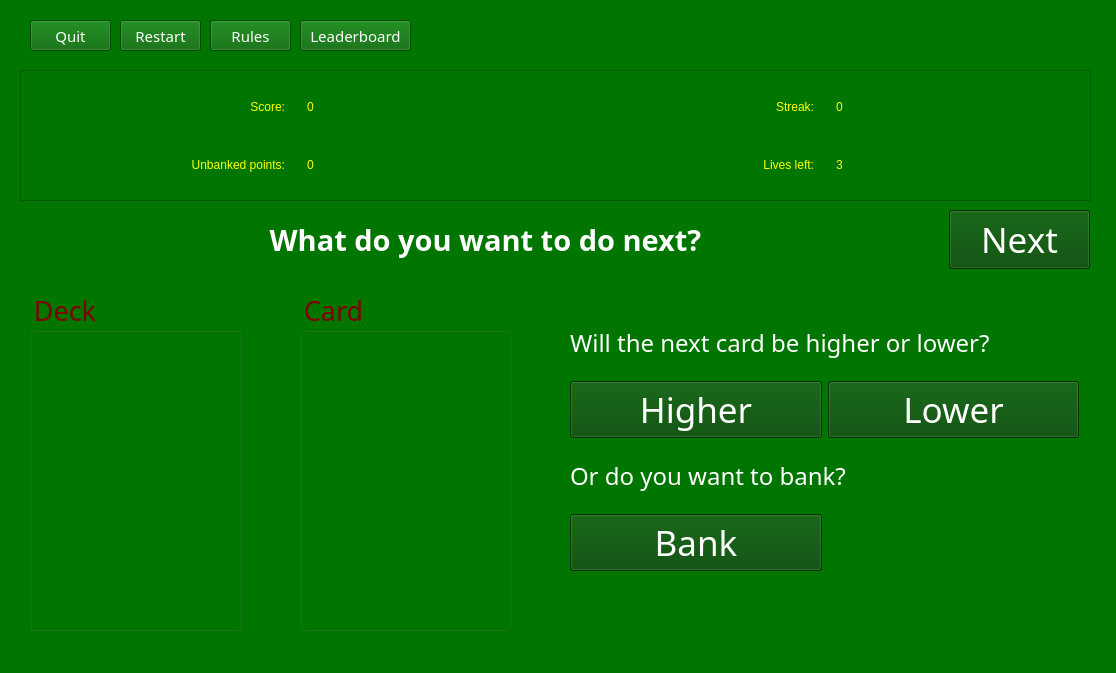
First picture: the form in gui/ui/play_screen.ui, repository jayanpatel789/card-game, before the edit.
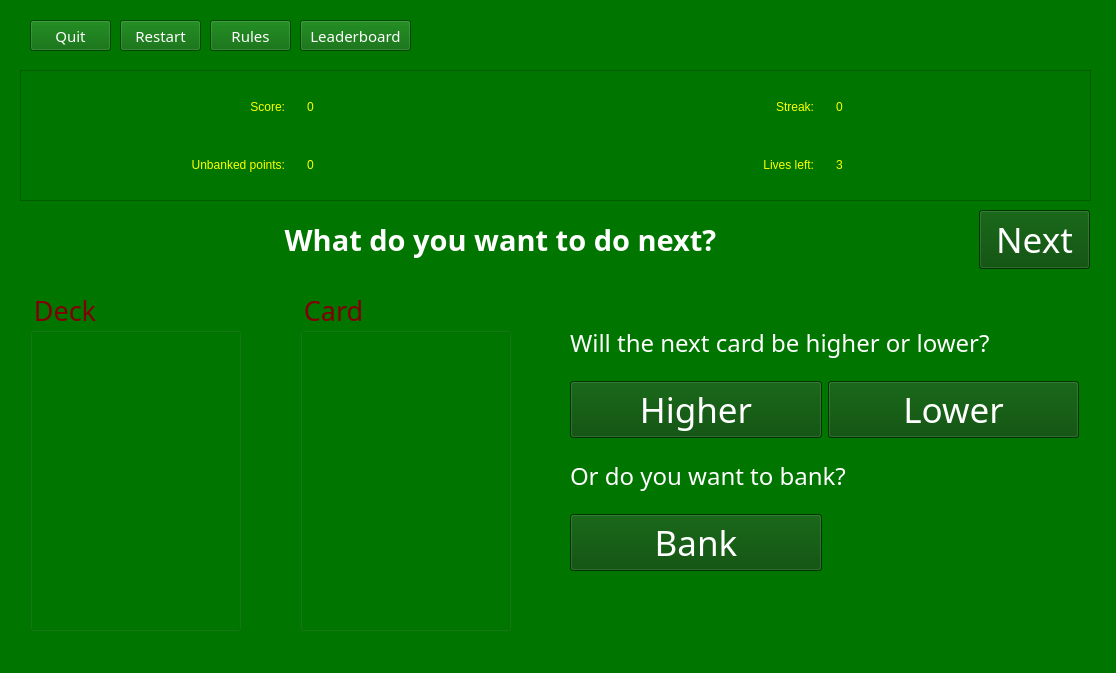
Second picture: the form after the edit. Icons and pictures are not drawn.

Commit message: Message edits and making message box bigger in GUI

Patch:
```diff
--- a/gui/ui/play_screen.ui
+++ b/gui/ui/play_screen.ui
@@ -289,7 +289,7 @@
      <rect>
       <x>30</x>
       <y>210</y>
-      <width>911</width>
+      <width>941</width>
       <height>60</height>
      </rect>
     </property>
@@ -311,9 +311,9 @@
    <widget class="QPushButton" name="next_button">
     <property name="geometry">
      <rect>
-      <x>949</x>
+      <x>979</x>
       <y>210</y>
-      <width>141</width>
+      <width>111</width>
       <height>59</height>
      </rect>
     </property>
```
The commit also changes 1 other file.
